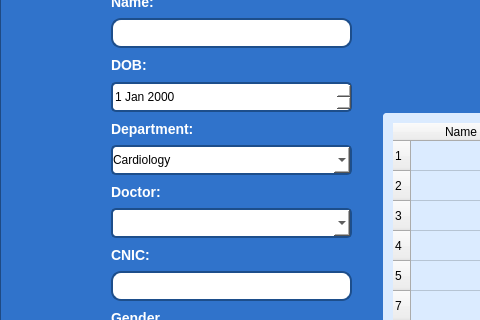
Above: ACTUAL_PROJECTY/staffwindow.ui from Ezi0567/Hospital_Management_System-QT-6.6.0 before the change; both pictures show x 0 to 480 and y 151 to 471 of the 1280 by 720 pixel window. Below: the same form after it.
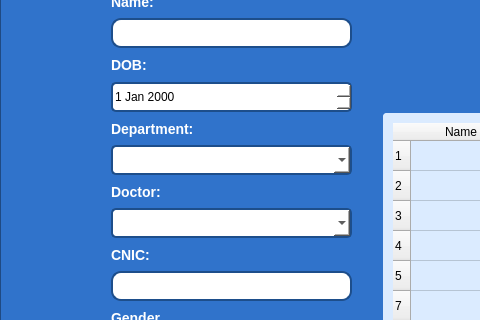
That is the form after the change. The open tabs and pages were chosen to show the change.

```diff
--- a/ACTUAL_PROJECTY/staffwindow.ui
+++ b/ACTUAL_PROJECTY/staffwindow.ui
@@ -1008,6 +1008,11 @@
 
 </string>
         </property>
+        <item>
+         <property name="text">
+          <string/>
+         </property>
+        </item>
         <item>
          <property name="text">
           <string>Cardiology</string>
```
Left out of the diff: 2 changed lines with no effect on the pictures.
